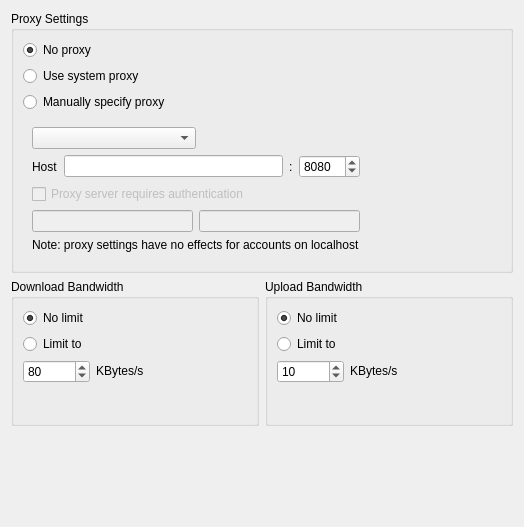
The window that src/gui/networksettings.ui (nextcloud/desktop) describes before a commit, drawn with Qt 5.
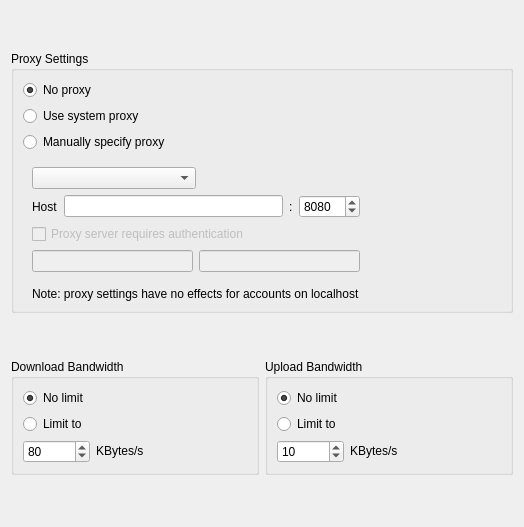
The same window after the commit.

```diff
--- a/src/gui/networksettings.ui
+++ b/src/gui/networksettings.ui
@@ -17,26 +17,13 @@
    <bool>true</bool>
   </property>
   <layout class="QGridLayout" name="gridLayout_3">
-   <item row="2" column="0">
-    <spacer name="verticalSpacer">
-     <property name="orientation">
-      <enum>Qt::Orientation::Vertical</enum>
-     </property>
-     <property name="sizeHint" stdset="0">
-      <size>
-       <width>20</width>
-       <height>40</height>
-      </size>
-     </property>
-    </spacer>
-   </item>
    <item row="0" column="0">
     <widget class="QGroupBox" name="proxyGroupBox">
      <property name="enabled">
       <bool>true</bool>
      </property>
      <property name="sizePolicy">
-      <sizepolicy hsizetype="Preferred" vsizetype="Preferred">
+      <sizepolicy hsizetype="Preferred" vsizetype="Fixed">
        <horstretch>0</horstretch>
        <verstretch>0</verstretch>
       </sizepolicy>
@@ -45,6 +32,9 @@
       <string>Proxy Settings</string>
      </property>
      <layout class="QGridLayout" name="gridLayout">
+      <property name="bottomMargin">
+       <number>0</number>
+      </property>
       <item row="0" column="0">
        <widget class="QRadioButton" name="noProxyRadioButton">
         <property name="text">
@@ -204,7 +194,7 @@
                <number>0</number>
               </property>
               <property name="bottomMargin">
-               <number>0</number>
+               <number>9</number>
               </property>
               <item>
                <widget class="QLineEdit" name="userLineEdit">
@@ -293,7 +283,7 @@
      <item>
       <widget class="QGroupBox" name="downloadBox">
        <property name="sizePolicy">
-        <sizepolicy hsizetype="Preferred" vsizetype="Expanding">
+        <sizepolicy hsizetype="Preferred" vsizetype="Maximum">
          <horstretch>0</horstretch>
          <verstretch>0</verstretch>
         </sizepolicy>
@@ -309,7 +299,7 @@
          <number>9</number>
         </property>
         <property name="bottomMargin">
-         <number>0</number>
+         <number>9</number>
         </property>
         <property name="verticalSpacing">
          <number>6</number>
@@ -361,26 +351,13 @@
           </item>
          </layout>
         </item>
-        <item row="3" column="0">
-         <spacer name="verticalSpacer_2">
-          <property name="orientation">
-           <enum>Qt::Orientation::Vertical</enum>
-          </property>
-          <property name="sizeHint" stdset="0">
-           <size>
-            <width>20</width>
-            <height>40</height>
-           </size>
-          </property>
-         </spacer>
-        </item>
        </layout>
       </widget>
      </item>
      <item>
       <widget class="QGroupBox" name="uploadBox">
        <property name="sizePolicy">
-        <sizepolicy hsizetype="Preferred" vsizetype="Expanding">
+        <sizepolicy hsizetype="Preferred" vsizetype="Maximum">
          <horstretch>0</horstretch>
          <verstretch>0</verstretch>
         </sizepolicy>
@@ -399,7 +376,7 @@
          <number>9</number>
         </property>
         <property name="bottomMargin">
-         <number>0</number>
+         <number>9</number>
         </property>
         <property name="verticalSpacing">
          <number>6</number>
@@ -454,19 +431,6 @@
           </property>
          </widget>
         </item>
-        <item row="3" column="0">
-         <spacer name="verticalSpacer_3">
-          <property name="orientation">
-           <enum>Qt::Orientation::Vertical</enum>
-          </property>
-          <property name="sizeHint" stdset="0">
-           <size>
-            <width>20</width>
-            <height>40</height>
-           </size>
-          </property>
-         </spacer>
-        </item>
        </layout>
       </widget>
      </item>
```
Left out of the diff: 3 changed lines with no effect on the pictures.
